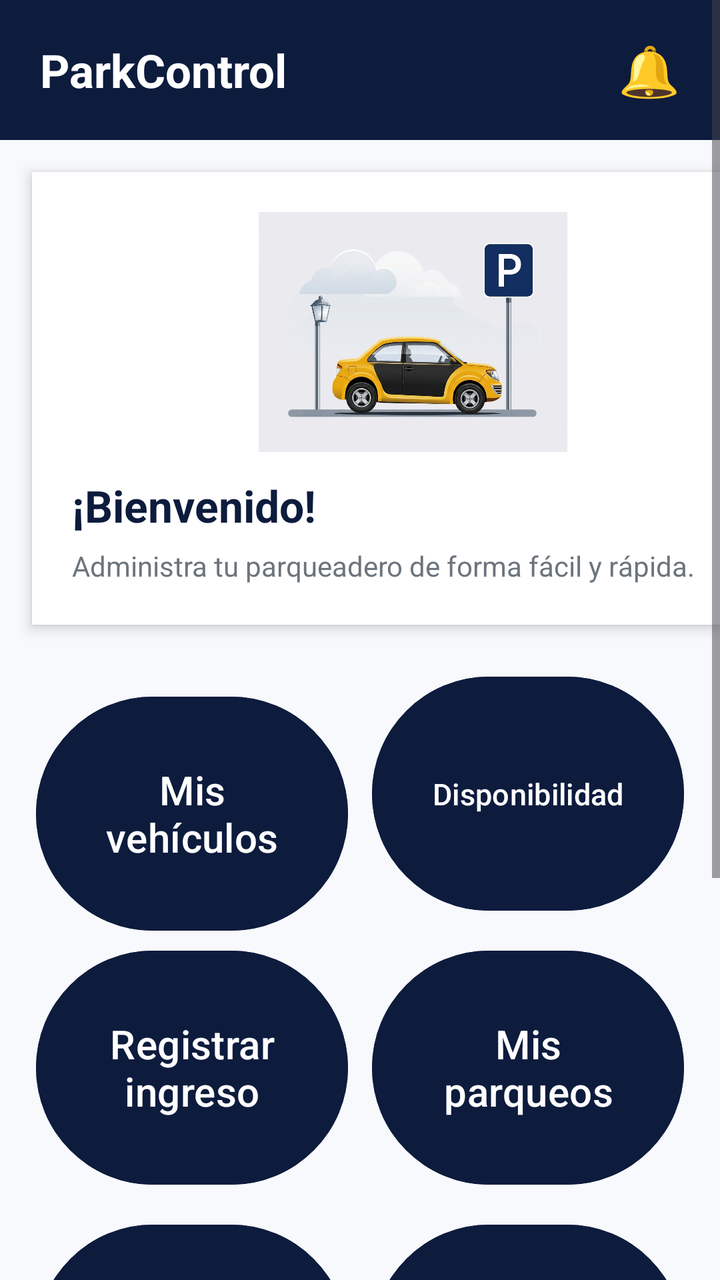
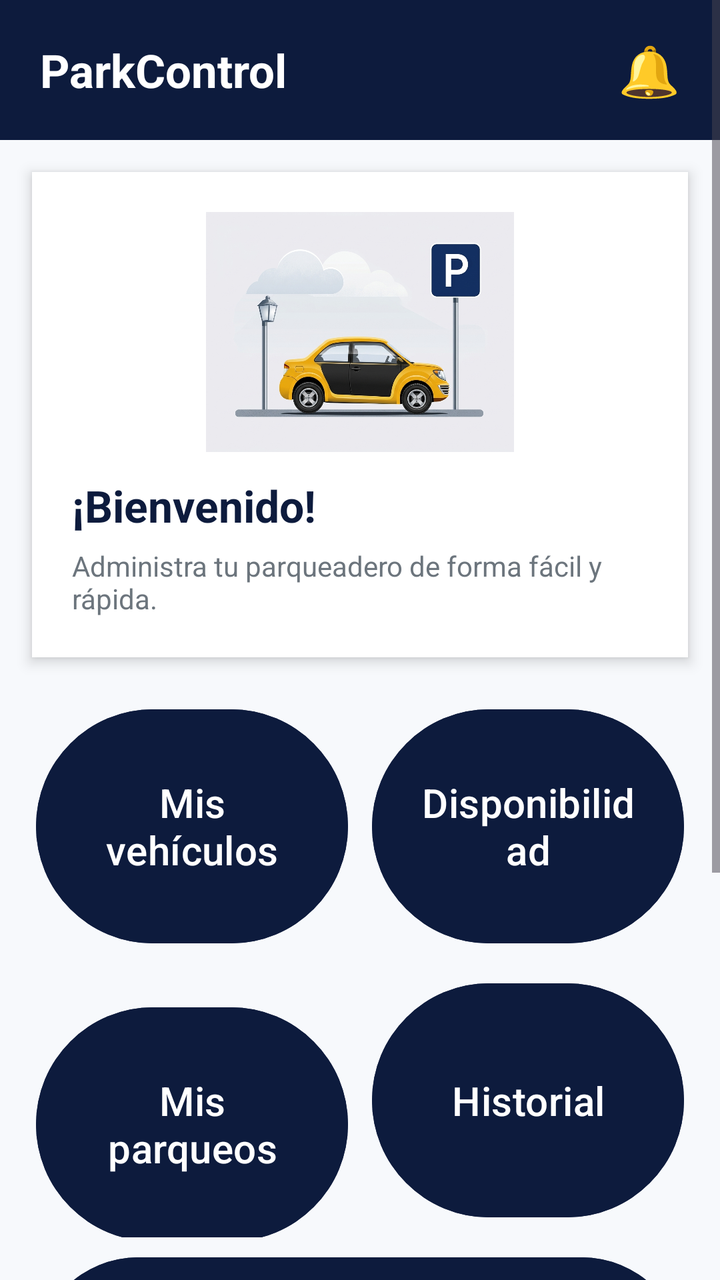

Screens rendered from an Android XML layout before and after an edit, with the pre-edit source and the edit as a unified diff.
<!-- AndroidManifest.xml: application theme Theme.ParkControl -->
<!-- res/layout/mainmenuactivity.xml -->
<?xml version="1.0" encoding="utf-8"?>
<ScrollView xmlns:android="http://schemas.android.com/apk/res/android"
    xmlns:app="http://schemas.android.com/apk/res-auto"
    android:layout_width="match_parent"
    android:layout_height="match_parent"
    android:background="#F7F9FC">

    <LinearLayout
        android:layout_width="match_parent"
        android:layout_height="wrap_content"
        android:orientation="vertical">

        


        


        

        <LinearLayout
            android:layout_width="match_parent"
            android:layout_height="70dp"
            android:background="@color/primary_blue"
            android:gravity="center_vertical"
            android:orientation="horizontal"
            android:paddingStart="20dp"
            android:paddingEnd="20dp">

            <TextView
                android:layout_width="0dp"
                android:layout_height="wrap_content"
                android:layout_weight="1"
                android:fontFamily=""
                android:text="ParkControl"
                android:textColor="@color/white"
                android:textSize="23sp"
                android:textStyle="bold" />

            <TextView
                android:layout_width="wrap_content"
                android:layout_height="wrap_content"
                android:text="🔔"
                android:textSize="25sp" />

        </LinearLayout>

        <LinearLayout
            android:layout_width="381dp"
            android:layout_height="wrap_content"
            android:layout_margin="16dp"
            android:background="@color/white"
            android:elevation="4dp"
            android:orientation="vertical"
            android:padding="20dp">

            <ImageView
                android:id="@+id/imgHeader"
                android:layout_width="match_parent"
                android:layout_height="120dp"
                android:layout_marginBottom="12dp"
                android:contentDescription="Ilustración de parqueadero"
                android:scaleType="fitCenter"
                android:src="@drawable/imagenprincipal" />

            <TextView
                android:layout_width="wrap_content"
                android:layout_height="wrap_content"
                android:text="¡Bienvenido!"
                android:textColor="@color/primary_blue"
                android:textSize="22sp"
                android:textStyle="bold" />

            <TextView
                android:layout_width="wrap_content"
                android:layout_height="wrap_content"
                android:layout_marginTop="6dp"
                android:text="Administra tu parqueadero de forma fácil y rápida."
                android:textColor="@color/grey_text"
                android:textSize="14sp" />

        </LinearLayout>

        <LinearLayout
            android:layout_width="match_parent"
            android:layout_height="wrap_content"
            android:orientation="horizontal"
            android:paddingStart="12dp"
            android:paddingEnd="12dp">

            <Button
                android:id="@+id/btnVehiculos"
                android:layout_width="0dp"
                android:layout_height="125dp"
                android:layout_margin="6dp"
                android:layout_weight="1"
                android:text="Mis vehículos"
                android:textColor="@color/white"
                android:textSize="20sp"
                android:backgroundTint="@color/primary_blue"/>

            <Button
                android:id="@+id/btnDisponibilidad"
                android:layout_width="0dp"
                android:layout_height="125dp"
                android:layout_margin="6dp"
                android:layout_weight="1"
                android:text="Disponibilidad"
                android:textColor="@color/white"
                android:textSize="15sp"
                android:backgroundTint="@color/primary_blue"/>

        </LinearLayout>


        

        <LinearLayout
            android:layout_width="match_parent"
            android:layout_height="wrap_content"
            android:orientation="horizontal"
            android:paddingStart="12dp"
            android:paddingEnd="12dp">

            <Button
                android:id="@+id/btnIngreso"
                android:layout_width="0dp"
                android:layout_height="125dp"
                android:layout_margin="6dp"
                android:layout_weight="1"
                android:text="Registrar ingreso"
                android:textColor="@color/white"
                android:textSize="20sp"
                android:backgroundTint="@color/primary_blue" />

            <Button
                android:id="@+id/btnParqueos"
                android:layout_width="0dp"
                android:layout_height="125dp"
                android:layout_margin="6dp"
                android:layout_weight="1"
                android:text="Mis parqueos"
                android:textColor="@color/white"
                android:textSize="20sp"
                android:backgroundTint="@color/primary_blue"/>

        </LinearLayout>


        

        <LinearLayout
            android:layout_width="match_parent"
            android:layout_height="wrap_content"
            android:orientation="horizontal"
            android:paddingStart="12dp"
            android:paddingEnd="12dp">

            <Button
                android:id="@+id/btnHistorial"
                android:layout_width="0dp"
                android:layout_height="125dp"
                android:layout_margin="6dp"
                android:layout_weight="1"
                android:text="Historial"
                android:textColor="@color/white"
                android:textSize="20sp"
                android:backgroundTint="@color/primary_blue" />

            <Button
                android:id="@+id/btnPerfil"
                android:layout_width="0dp"
                android:layout_height="125dp"
                android:layout_margin="6dp"
                android:layout_weight="1"
                android:text="Mi perfil"
                android:textColor="@color/white"
                android:textSize="20sp"
                android:backgroundTint="@color/primary_blue" />

        </LinearLayout>

        <LinearLayout
            android:layout_width="381dp"
            android:layout_height="wrap_content"
            android:layout_margin="16dp"
            android:background="@color/white"
            android:elevation="4dp"
            android:orientation="vertical"
            android:padding="15dp">

            <ImageView
                android:id="@+id/imgParkControlLogo"
                android:layout_width="match_parent"
                android:layout_height="120dp"
                android:layout_marginBottom="12dp"
                android:contentDescription="Ilustración de parqueadero"
                android:scaleType="fitCenter"
                android:src="@drawable/parkcontrol" />

        </LinearLayout>


    </LinearLayout>

</ScrollView>
<!-- resources referenced by this layout -->
<resources>
  <color name="grey_text">#6C757D</color>
  <color name="primary_blue">#0D1B3D</color>
  <color name="white">#FFFFFF</color>
  <!-- drawable imagenprincipal: jpg bitmap (drawable, 300899 bytes) -->
  <!-- drawable parkcontrol: jpg bitmap (drawable, 93744 bytes) -->
  <style name="Theme.ParkControl" parent="Base.Theme.ParkControl" />
  <style name="Base.Theme.ParkControl" parent="Theme.Material3.DayNight.NoActionBar">
          
           <item name="colorPrimary">@color/primary_blue</item>
      </style>
</resources>

<!-- the commit's change to res/layout/mainmenuactivity.xml (unified diff, before → after) -->
@@ -1,6 +1,5 @@
 <?xml version="1.0" encoding="utf-8"?>
 <ScrollView xmlns:android="http://schemas.android.com/apk/res/android"
-    xmlns:app="http://schemas.android.com/apk/res-auto"
     android:layout_width="match_parent"
     android:layout_height="match_parent"
     android:background="#F7F9FC">
@@ -8,16 +7,10 @@
     <LinearLayout
         android:layout_width="match_parent"
         android:layout_height="wrap_content"
-        android:orientation="vertical">
+        android:orientation="vertical"
+        android:paddingBottom="16dp">
 
         
-
-
-        
-
-
-        
-
         <LinearLayout
             android:layout_width="match_parent"
             android:layout_height="70dp"
@@ -31,7 +24,6 @@
                 android:layout_width="0dp"
                 android:layout_height="wrap_content"
                 android:layout_weight="1"
-                android:fontFamily=""
                 android:text="ParkControl"
                 android:textColor="@color/white"
                 android:textSize="23sp"
@@ -45,8 +37,9 @@
 
         </LinearLayout>
 
+        
         <LinearLayout
-            android:layout_width="381dp"
+            android:layout_width="match_parent"
             android:layout_height="wrap_content"
             android:layout_margin="16dp"
             android:background="@color/white"
@@ -81,6 +74,7 @@
 
         </LinearLayout>
 
+        
         <LinearLayout
             android:layout_width="match_parent"
             android:layout_height="wrap_content"
@@ -94,10 +88,10 @@
                 android:layout_height="125dp"
                 android:layout_margin="6dp"
                 android:layout_weight="1"
+                android:backgroundTint="@color/primary_blue"
                 android:text="Mis vehículos"
                 android:textColor="@color/white"
-                android:textSize="20sp"
-                android:backgroundTint="@color/primary_blue"/>
+                android:textSize="20sp" />
 
             <Button
                 android:id="@+id/btnDisponibilidad"
@@ -105,16 +99,14 @@
                 android:layout_height="125dp"
                 android:layout_margin="6dp"
                 android:layout_weight="1"
+                android:backgroundTint="@color/primary_blue"
                 android:text="Disponibilidad"
                 android:textColor="@color/white"
-                android:textSize="15sp"
-                android:backgroundTint="@color/primary_blue"/>
+                android:textSize="20sp" />
 
         </LinearLayout>
 
-
         
-
         <LinearLayout
             android:layout_width="match_parent"
             android:layout_height="wrap_content"
@@ -123,32 +115,30 @@
             android:paddingEnd="12dp">
 
             <Button
-                android:id="@+id/btnIngreso"
-                android:layout_width="0dp"
-                android:layout_height="125dp"
-                android:layout_margin="6dp"
-                android:layout_weight="1"
-                android:text="Registrar ingreso"
-                android:textColor="@color/white"
-                android:textSize="20sp"
-                android:backgroundTint="@color/primary_blue" />
-
-            <Button
                 android:id="@+id/btnParqueos"
                 android:layout_width="0dp"
                 android:layout_height="125dp"
                 android:layout_margin="6dp"
                 android:layout_weight="1"
+                android:backgroundTint="@color/primary_blue"
                 android:text="Mis parqueos"
                 android:textColor="@color/white"
-                android:textSize="20sp"
-                android:backgroundTint="@color/primary_blue"/>
+                android:textSize="20sp" />
+
+            <Button
+                android:id="@+id/btnHistorial"
+                android:layout_width="0dp"
+                android:layout_height="125dp"
+                android:layout_margin="6dp"
+                android:layout_weight="1"
+                android:backgroundTint="@color/primary_blue"
+                android:text="Historial"
+                android:textColor="@color/white"
+                android:textSize="20sp" />
 
         </LinearLayout>
 
-
         
-
         <LinearLayout
             android:layout_width="match_parent"
             android:layout_height="wrap_content"
@@ -157,31 +147,21 @@
             android:paddingEnd="12dp">
 
             <Button
-                android:id="@+id/btnHistorial"
+                android:id="@+id/btnPerfil"
                 android:layout_width="0dp"
-                android:layout_height="125dp"
+                android:layout_height="110dp"
                 android:layout_margin="6dp"
                 android:layout_weight="1"
-                android:text="Historial"
-                android:textColor="@color/white"
-                android:textSize="20sp"
-                android:backgroundTint="@color/primary_blue" />
-
-            <Button
-                android:id="@+id/btnPerfil"
-                android:layout_width="0dp"
-                android:layout_height="125dp"
-                android:layout_margin="6dp"
-                android:layout_weight="1"
+                android:backgroundTint="@color/primary_blue"
                 android:text="Mi perfil"
                 android:textColor="@color/white"
-                android:textSize="20sp"
-                android:backgroundTint="@color/primary_blue" />
+                android:textSize="20sp" />
 
         </LinearLayout>
 
+        
         <LinearLayout
-            android:layout_width="381dp"
+            android:layout_width="match_parent"
             android:layout_height="wrap_content"
             android:layout_margin="16dp"
             android:background="@color/white"
@@ -193,14 +173,12 @@
                 android:id="@+id/imgParkControlLogo"
                 android:layout_width="match_parent"
                 android:layout_height="120dp"
-                android:layout_marginBottom="12dp"
-                android:contentDescription="Ilustración de parqueadero"
+                android:contentDescription="Logo de ParkControl"
                 android:scaleType="fitCenter"
                 android:src="@drawable/parkcontrol" />
 
         </LinearLayout>
 
-
     </LinearLayout>
 
 </ScrollView>
